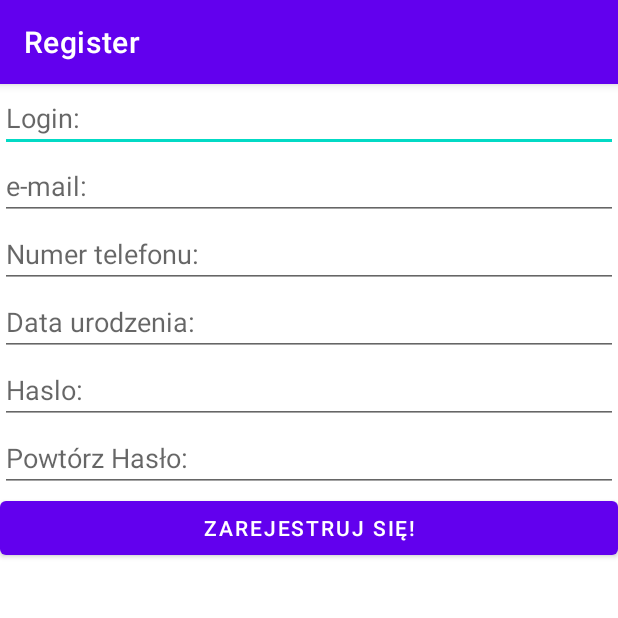
After one commit to ePiwo-Team/Mobilka, an Android app: the Register screen opened directly, with no data from a screen before it, on a phone screen of 412 x 824 dp, the top half of it. The commit adds this screen. Run offline under Robolectric (Android 15) with nearby library versions, the phone set to English and light mode, and no system bars.

Commit message:
Rejestracja

```diff
--- /dev/null
+++ b/app/src/main/res/layout/activity_register.xml
@@ -0,0 +1,65 @@
+<?xml version="1.0" encoding="utf-8"?>
+<LinearLayout xmlns:android="http://schemas.android.com/apk/res/android"
+    xmlns:app="http://schemas.android.com/apk/res-auto"
+    xmlns:tools="http://schemas.android.com/tools"
+    android:layout_width="match_parent"
+    android:layout_height="match_parent"
+    android:orientation="vertical"
+    tools:context=".Register">
+
+
+    <EditText
+        android:id="@+id/editTextTextPersonName"
+        android:layout_width="match_parent"
+        android:layout_height="wrap_content"
+        android:ems="10"
+        android:inputType="textPersonName"
+        android:hint="@string/wpiszlogin" />
+
+    <EditText
+        android:id="@+id/editTextTextEmailAddress"
+        android:layout_width="match_parent"
+        android:layout_height="wrap_content"
+        android:ems="10"
+        android:hint="@string/email"
+        android:inputType="textEmailAddress" />
+
+    <EditText
+        android:id="@+id/editTextPhone"
+        android:layout_width="match_parent"
+        android:layout_height="wrap_content"
+        android:ems="10"
+        android:hint="@string/telefon"
+        android:inputType="phone" />
+
+    <EditText
+        android:id="@+id/editTextDate"
+        android:layout_width="match_parent"
+        android:layout_height="wrap_content"
+        android:ems="10"
+        android:hint="@string/dataurodzenia"
+        android:inputType="date" />
+
+    <EditText
+        android:id="@+id/editTextTextPassword"
+        android:layout_width="match_parent"
+        android:layout_height="wrap_content"
+        android:ems="10"
+        android:hint="@string/wpiszhaslo"
+        android:inputType="textPassword" />
+
+    <EditText
+        android:id="@+id/editTextTextPasswordCheck"
+        android:layout_width="match_parent"
+        android:layout_height="wrap_content"
+        android:ems="10"
+        android:hint="@string/powtorzhaslo"
+        android:inputType="textPassword" />
+
+    <Button
+        android:id="@+id/button"
+        android:layout_width="match_parent"
+        android:layout_height="wrap_content"
+        android:onClick="sendRegistration"
+        android:text="@string/zarejestrujsie" />
+</LinearLayout>
--- /dev/null
+++ b/app/src/main/res/values-round/strings.xml
@@ -0,0 +1,3 @@
+<resources>
+    <string name="hello_world">Hello Round World!</string>
+</resources>
--- a/app/src/main/res/values/strings.xml
+++ b/app/src/main/res/values/strings.xml
@@ -3,4 +3,17 @@
     <string name="wpiszhaslo">Haslo:</string>
     <string name="wpiszlogin">Login:</string>
     <string name="zaloguj">Zaloguj</string>
+    <string name="zarejestrujsie">Zarejestruj się!</string>
+    <string name="email">e-mail:</string>
+    <string name="telefon">Numer telefonu:</string>
+    <string name="dataurodzenia">Data urodzenia:</string>
+    <string name="title_activity_register">Register</string>
+    <string name="powtorzhaslo">Powtórz Hasło:</string>
+    <string name="niezgodnehasla">Podane hasła się nie zgadzają!</string>
+    <string name="rejestracjafail">Nie udało się zarejestrować. Sprawdź podane dane</string>
+    <!--
+    This string is used for square devices and overridden by hello_world in
+    values-round/strings.xml for round devices.
+    -->
+    <string name="hello_world">Hello Square World!</string>
 </resources>
```
Also changed, not shown: app/src/main/AndroidManifest.xml (+5 -4 lines), app/src/main/java/com/epiwo/front/MainActivity.java (+9 -9 lines), app/src/main/java/com/epiwo/front/Register.java (added, +54 -0 lines), app/src/main/java/com/epiwo/logic/User.java (+24 -1 lines), app/src/main/java/com/epiwo/network/EchoToNet.java (added, +59 -0 lines), app/src/main/java/com/epiwo/network/LoginToNet.java (+2 -6 lines), app/src/main/java/com/epiwo/network/RegisterToNet.java (added, +61 -0 lines), app/src/main/java/com/epiwo/network/Siec.java (+48 -2 lines), app/src/main/res/layout/activity_main.xml (+7 -0 lines), app/src/main/res/values/dimens.xml (added, +15 -0 lines).
